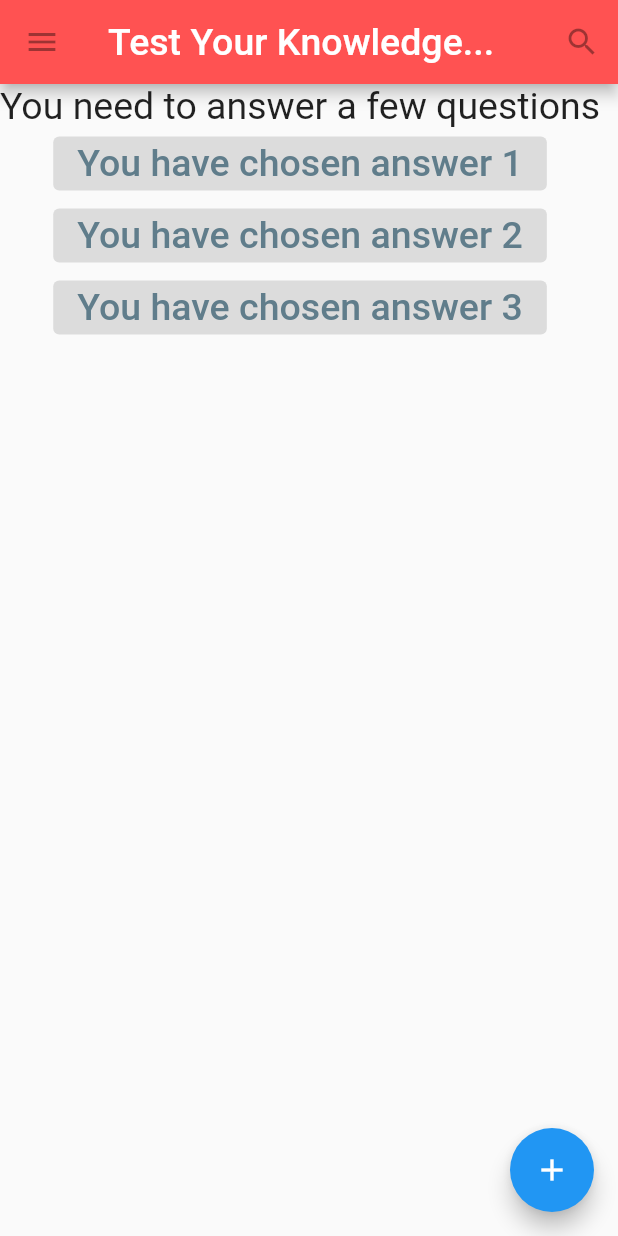
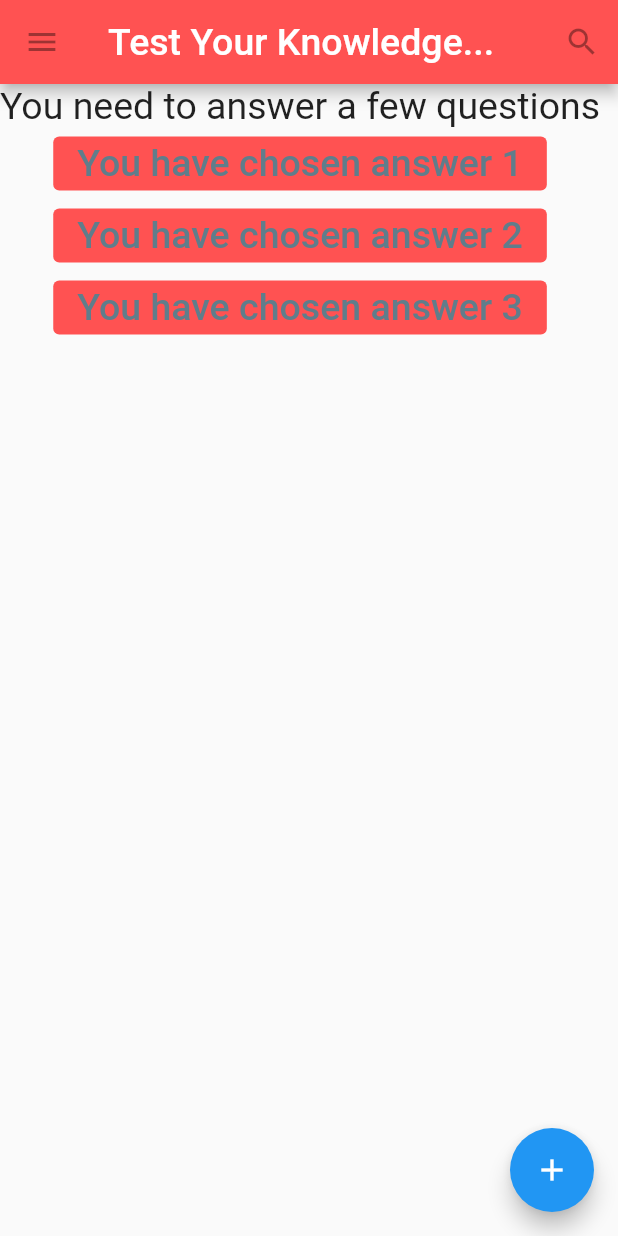
Before and after one commit to Prodigy-Genes/learning_flutter-cont-, a Flutter app: the screen it shows after launch, on a phone screen of 412 x 824 dp. Run offline on Flutter 3.47's test engine with Material 2 defaults, Android fonts, the phone set to English and light mode, and no system bars.

Commit message:
Learning_Flutter(cont)

```diff
--- a/lib/main.dart
+++ b/lib/main.dart
@@ -28,21 +28,25 @@ class MyFirstApp extends StatelessWidget {
           ],
           backgroundColor: Colors.redAccent,
         ),
-        body: const Column(
+        body:  Column(
           children :[ Text('You need to answer a few questions',
           style: TextStyle(fontSize: 25.00,)
           ),
           ElevatedButton(onPressed: null,
-
+          style: ElevatedButton.styleFrom(disabledBackgroundColor: Colors.redAccent),
           child: Text('You have chosen answer 1',
           style: TextStyle(fontSize: 25, color:Colors.blueGrey),),
 
           ),
 
-          ElevatedButton(onPressed: null, child: Text('You have chosen answer 2',
+          ElevatedButton(onPressed: null,
+          style: ElevatedButton.styleFrom(disabledBackgroundColor: Colors.redAccent),
+          child: Text('You have chosen answer 2',
           style: TextStyle(fontSize: 25, color:Colors.blueGrey),)),
 
-          ElevatedButton(onPressed: null, child: Text('You have chosen answer 3',
+          ElevatedButton(onPressed: null,
+          style: ElevatedButton.styleFrom(disabledBackgroundColor: Colors.redAccent),
+          child: Text('You have chosen answer 3',
           style: TextStyle(fontSize: 25, color:Colors.blueGrey),)),
           ]
         ),
```
